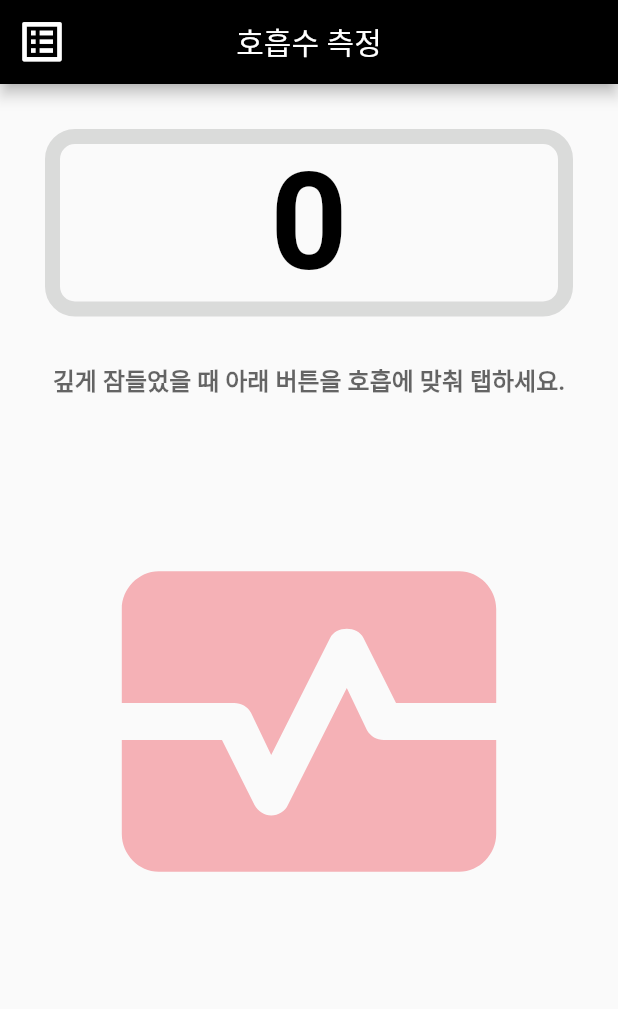
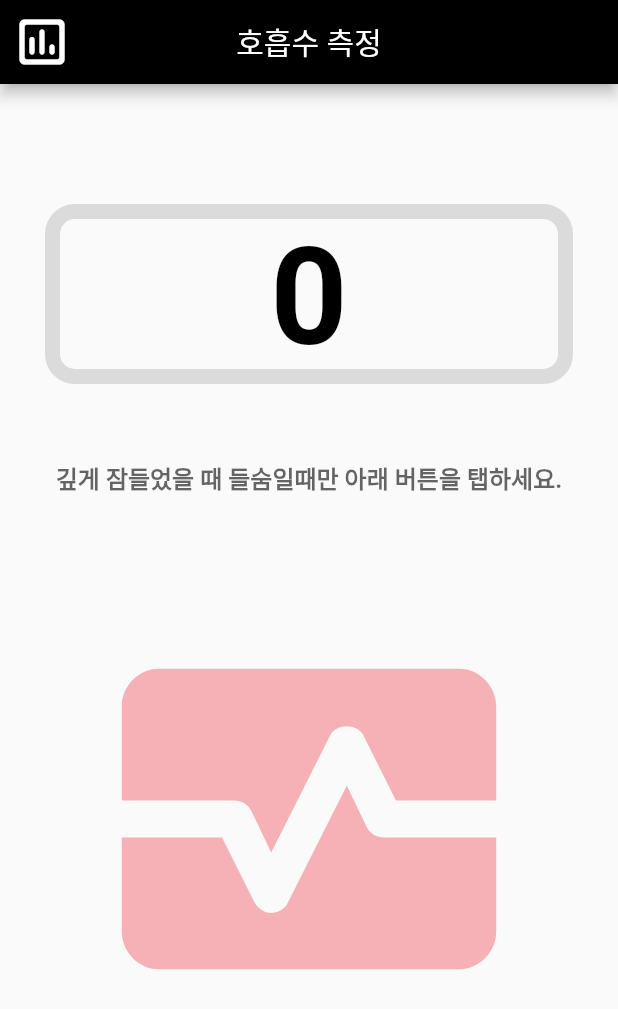
Before and after one commit to leoyun97/beatcounter, a Flutter app: the screen it shows after launch, on a phone screen of 412 x 824 dp. Shown: the top 1009 px of the screen. Run offline on Flutter 3.47's test engine with Material 2 defaults, Android fonts, the phone set to English and light mode, and no system bars; our stand-ins replace sqflite, syncfusion_flutter_charts; accounts and stored records are empty.

Commit message:
기능은 모두 구현함3

```diff
--- a/lib/home_screen.dart
+++ b/lib/home_screen.dart
@@ -28,13 +28,17 @@ class _home_screenState extends State<home_screen> {
   bool isnullbpm = true; // 초기 입력값이 null일 경우
   bool btnVisible = false; // 저장버튼 보이기
   bool btnVisibleRef = false;
+  bool startClick = true;
+  bool clickedOrNot = true; //클릭할때마다 버튼 모양 바꾸기
   bool underFive = true; // 깊이 잠들었을때 클릭하라는 멘트 보이기
   List clickB = [];
-  List clickTotal = [];
+  List clickTotal = []; //클릭 때마다 추가되는 데이타 리스트
   Color txtColor = Colors.black.withOpacity(0.6);
   final DBHelper dbHelper = DBHelper();
 
   void clickButton() {
+    isnullbpm = false;
+
     DateTime dt = DateTime.now();
     clickB.add(dt);
 
@@ -45,9 +49,11 @@ class _home_screenState extends State<home_screen> {
       Duration diffSec = endTime.difference(startTime);
       bpm = diffSec.inMilliseconds; //밀리세컨으로 변환해서
       bpermin = 60000 / bpm; //1분의 밀리세컨을 bpm으로 나눠서 횟수 구함
+
       bpermin = bpermin.ceil().toString(); // ceil-> 반올림 함수 사용
+
       clickB.removeAt(0); //배열에서 첫번째값을 삭제
-      isnullbpm = false;
+      startClick = true;
 
       clickTotal.add(double.parse(bpermin));
       if (clickTotal.length == 5) {
@@ -72,9 +78,7 @@ class _home_screenState extends State<home_screen> {
           txtColor = const Color.fromARGB(248, 245, 55, 84);
           btnVisible = true;
         }
-      }
-      //else if (clickTotal.length == 6) {btnVisible = false;}
-      else if (clickTotal.length == 10) {
+      } else if (clickTotal.length == 10) {
         eveFive = clickTotal.reduce((value, element) => value + element) / 10;
         eveFives = eveFive.ceil().toString();
         timesPermin = clickTotal.length;
@@ -101,9 +105,11 @@ class _home_screenState extends State<home_screen> {
         clickRefresh();
       }
     } else if (clickB.length == 1) {
-      isnullbpm = true;
+      startClick = false;
       btnVisibleRef = true;
+      bpermin = 'START';
     }
+
     //print(clickTotal.toList()); //Delete
     setState(() {});
   }
@@ -121,9 +127,31 @@ class _home_screenState extends State<home_screen> {
       txtColor = Colors.black.withOpacity(0.6);
       btnVisible = false;
       btnVisibleRef = false;
+      startClick = true;
+    });
+  }
 
-      //dbHelper.deleteAllRecord();
-    });
+  void clickedBtn() {
+    setState(
+      () {
+        if (clickedOrNot == true) {
+          clickedOrNot == false;
+        } else if (clickedOrNot == false) {
+          clickedOrNot == true;
+        }
+      },
+    );
+  }
+
+  void viewRecord() {
+    dbHelper.getAllRecord().then(
+          (value) => value.forEach(
+            (element) {
+              print(
+                  'id:${element.id}\n 호흡수:${element.whetSu}\n 날짜:${element.nalJja}');
+            },
+          ),
+        );
   }
 
   void insertRecord() async {
@@ -155,7 +183,7 @@ class _home_screenState extends State<home_screen> {
       context,
       MaterialPageRoute(
         builder: (context) => const ListScreenPage(),
-        fullscreenDialog: true,
+        fullscreenDialog: false,
       ),
     );
   }
@@ -206,8 +234,8 @@ class _home_screenState extends State<home_screen> {
           backgroundColor: Colors.black,
           leading: IconButton(
             onPressed: () => gotoPage(),
-            icon: const Icon(Icons.list_alt),
-            iconSize: 35,
+            icon: const Icon(Icons.insert_chart_outlined_rounded),
+            iconSize: 40,
           ),
           /*actions: [
             IconButton(
@@ -224,7 +252,7 @@ class _home_screenState extends State<home_screen> {
               Column(
                 children: [
                   Padding(
-                    padding: const EdgeInsets.all(30.0),
+                    padding: const EdgeInsets.fromLTRB(30.0, 80.0, 30.0, 50.0),
                     child: Container(
                       alignment: Alignment.center,
                       decoration: BoxDecoration(
@@ -236,19 +264,28 @@ class _home_screenState extends State<home_screen> {
                         ),
                         borderRadius: BorderRadius.circular(20.0),
                       ),
-                      child: Text(
-                        isnullbpm ? "0" : "$bpermin",
-                        style: const TextStyle(
-                          fontSize: 90,
-                          fontWeight: FontWeight.bold,
-                          color: Colors.black,
+                      child: SizedBox(
+                        height: 100,
+                        child: Text(
+                          isnullbpm ? "0" : "$bpermin",
+                          style: startClick
+                              ? const TextStyle(
+                                  fontSize: 90,
+                                  fontWeight: FontWeight.bold,
+                                  color: Colors.black,
+                                )
+                              : const TextStyle(
+                                  fontSize: 60,
+                                  fontWeight: FontWeight.bold,
+                                  color: Color.fromARGB(255, 220, 104, 104),
+                                ),
                         ),
                       ),
                     ),
                   ),
                   Text(
                     underFive
-                        ? "깊게 잠들었을 때 아래 버튼을 호흡에 맞춰 탭하세요."
+                        ? "깊게 잠들었을 때 들숨일때만 아래 버튼을 탭하세요."
                         : "$timesPermin회 평균: $eveFives회/분, $txtChange",
                     style: TextStyle(
                       fontWeight: FontWeight.bold,
@@ -298,12 +335,17 @@ class _home_screenState extends State<home_screen> {
                     padding: const EdgeInsets.symmetric(horizontal: 20),
                     iconSize: 300,
                     icon: Icon(
-                      Icons.monitor_heart_rounded,
+                      clickedOrNot
+                          ? Icons.monitor_heart
+                          : Icons.monitor_heart_outlined,
                       weight: 0.1,
                       color: const Color.fromARGB(255, 241, 128, 137)
                           .withOpacity(0.6),
                     ),
-                    onPressed: clickButton,
+                    onPressed: () {
+                      clickButton();
+                      clickedBtn();
+                    },
                   ),
                 ],
               ),
```
Also changed, not shown: lib/list_screen.dart (+4 -4 lines).
